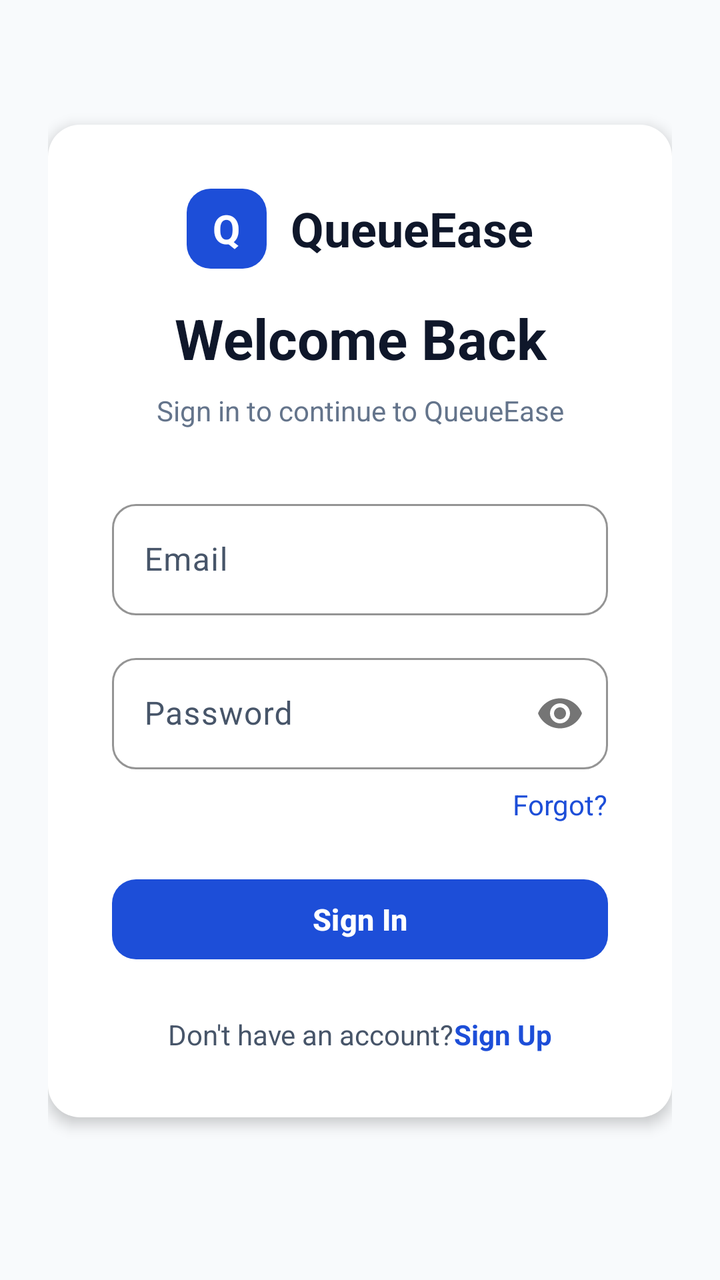
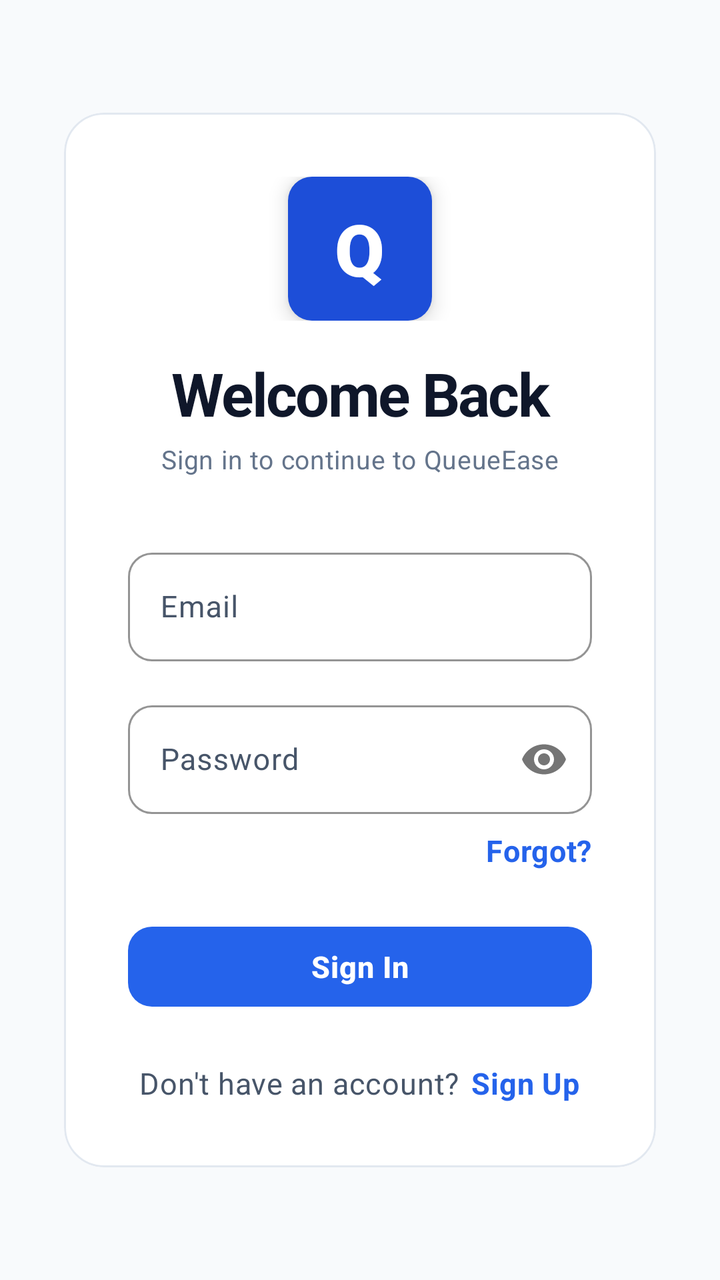

Before-and-after screenshots of an Android layout around one commit, followed by the original layout XML and the change that was made.
<!-- AndroidManifest.xml: application theme Theme.QueueEase -->
<!-- res/layout/activity_login.xml -->
<?xml version="1.0" encoding="utf-8"?>
<androidx.constraintlayout.widget.ConstraintLayout xmlns:android="http://schemas.android.com/apk/res/android"
    xmlns:app="http://schemas.android.com/apk/res-auto"
    android:layout_width="match_parent"
    android:layout_height="match_parent"
    android:background="@color/gray_50"
    android:padding="24dp">

    <LinearLayout
        android:id="@+id/cardContainer"
        android:layout_width="match_parent"
        android:layout_height="wrap_content"
        android:background="@drawable/bg_auth_card"
        android:orientation="vertical"
        android:padding="32dp"
        android:elevation="4dp"
        app:layout_constraintBottom_toBottomOf="parent"
        app:layout_constraintEnd_toEndOf="parent"
        app:layout_constraintStart_toStartOf="parent"
        app:layout_constraintTop_toTopOf="parent"
        app:layout_constraintVertical_bias="0.4">

        <LinearLayout
            android:layout_width="match_parent"
            android:layout_height="wrap_content"
            android:gravity="center"
            android:orientation="horizontal"
            android:layout_marginBottom="16dp">

            <FrameLayout
                android:layout_width="40dp"
                android:layout_height="40dp"
                android:background="@drawable/bg_button_primary"
                android:layout_marginEnd="12dp">
                <TextView
                    android:layout_width="wrap_content"
                    android:layout_height="wrap_content"
                    android:layout_gravity="center"
                    android:text="Q"
                    android:textColor="@color/white"
                    android:textSize="20sp"
                    android:textStyle="bold" />
            </FrameLayout>

            <TextView
                android:layout_width="wrap_content"
                android:layout_height="wrap_content"
                android:text="QueueEase"
                android:textColor="@color/gray_900"
                android:textSize="24sp"
                android:textStyle="bold" />
        </LinearLayout>

        <TextView
            android:layout_width="match_parent"
            android:layout_height="wrap_content"
            android:gravity="center"
            android:text="@string/welcome_back"
            android:textColor="@color/gray_900"
            android:textSize="28sp"
            android:textStyle="bold"
            android:layout_marginBottom="8dp" />

        <TextView
            android:layout_width="match_parent"
            android:layout_height="wrap_content"
            android:gravity="center"
            android:text="@string/sign_in_subtitle"
            android:textColor="@color/gray_500"
            android:textSize="14sp"
            android:layout_marginBottom="32dp" />

        <com.google.android.material.textfield.TextInputLayout
            style="@style/QueueEase.TextInput"
            android:layout_width="match_parent"
            android:layout_height="wrap_content"
            android:hint="@string/email"
            android:layout_marginBottom="16dp">

            <com.google.android.material.textfield.TextInputEditText
                android:id="@+id/etEmail"
                android:layout_width="match_parent"
                android:layout_height="wrap_content"
                android:inputType="textEmailAddress" />
        </com.google.android.material.textfield.TextInputLayout>

        <com.google.android.material.textfield.TextInputLayout
            style="@style/QueueEase.TextInput"
            android:layout_width="match_parent"
            android:layout_height="wrap_content"
            android:hint="@string/password"
            app:passwordToggleEnabled="true"
            android:layout_marginBottom="8dp">

            <com.google.android.material.textfield.TextInputEditText
                android:id="@+id/etPassword"
                android:layout_width="match_parent"
                android:layout_height="wrap_content"
                android:inputType="textPassword" />
        </com.google.android.material.textfield.TextInputLayout>

        <TextView
            android:id="@+id/tvForgot"
            android:layout_width="wrap_content"
            android:layout_height="wrap_content"
            android:layout_gravity="end"
            android:text="@string/forgot_password"
            android:textColor="@color/blue_600"
            android:textSize="14sp"
            android:layout_marginBottom="24dp"
            android:clickable="true"
            android:focusable="true"/>

        <Button
            android:id="@+id/btnLogin"
            style="@style/QueueEase.Button.Primary"
            android:layout_width="match_parent"
            android:layout_height="wrap_content"
            android:text="@string/sign_in" />

        <LinearLayout
            android:layout_width="match_parent"
            android:layout_height="wrap_content"
            android:gravity="center"
            android:orientation="horizontal"
            android:layout_marginTop="24dp">

            <TextView
                android:layout_width="wrap_content"
                android:layout_height="wrap_content"
                android:text="@string/no_account"
                android:textColor="@color/gray_600" />

            <TextView
                android:id="@+id/tvRegister"
                android:layout_width="wrap_content"
                android:layout_height="wrap_content"
                android:text="@string/sign_up"
                android:textColor="@color/blue_600"
                android:textStyle="bold"
                android:clickable="true"
                android:focusable="true" />
        </LinearLayout>
    </LinearLayout>

    <ProgressBar
        android:id="@+id/progressBar"
        android:layout_width="wrap_content"
        android:layout_height="wrap_content"
        android:visibility="gone"
        app:layout_constraintBottom_toBottomOf="parent"
        app:layout_constraintEnd_toEndOf="parent"
        app:layout_constraintStart_toStartOf="parent"
        app:layout_constraintTop_toTopOf="parent" />

</androidx.constraintlayout.widget.ConstraintLayout>
<!-- resources referenced by this layout -->
<resources>
  <color name="blue_600">#1D4ED8</color>
  <!-- drawable bg_auth_card (drawable) -->
  <?xml version="1.0" encoding="utf-8"?>
  <shape xmlns:android="http://schemas.android.com/apk/res/android"
      android:shape="rectangle">
      <solid android:color="#FFFFFF" />
      <corners android:radius="16dp" />
  </shape>
  <style name="QueueEase.Button.Primary" parent="QueueEase.Button">
          <item name="backgroundTint">@color/blue_600</item>
          <item name="android:textColor">@color/white</item>
      </style>
  <style name="QueueEase.TextInput" parent="Widget.Material3.TextInputLayout.OutlinedBox">
          <item name="boxStrokeColor">@color/gray_300</item>
          <item name="boxStrokeWidth">1dp</item>
          <item name="boxStrokeWidthFocused">2dp</item>
          <item name="boxBackgroundColor">@color/white</item>
          <item name="boxCornerRadiusTopStart">@dimen/radius_md</item>
          <item name="boxCornerRadiusTopEnd">@dimen/radius_md</item>
          <item name="boxCornerRadiusBottomStart">@dimen/radius_md</item>
          <item name="boxCornerRadiusBottomEnd">@dimen/radius_md</item>
          <item name="hintTextColor">@color/blue_600</item>
      </style>
  <style name="QueueEase.Button" parent="Widget.Material3.Button">
          <item name="android:layout_height">@dimen/button_height</item>
          <item name="android:textAllCaps">false</item>
          <item name="android:textSize">@dimen/text_base</item>
          <item name="android:textStyle">bold</item>
          <item name="cornerRadius">@dimen/radius_md</item>
      </style>
  <color name="gray_300">#CBD5E1</color>
  <dimen name="radius_md">12dp</dimen>
  <style name="Base.Theme.QueueEase" parent="Theme.Material3.Light.NoActionBar">
          
          <item name="colorPrimary">@color/blue_600</item>
          <item name="colorOnPrimary">@color/white</item>
          <item name="colorPrimaryContainer">@color/blue_100</item>
          <item name="colorOnPrimaryContainer">@color/blue_700</item>
  
          
          <item name="colorSecondary">@color/green_600</item>
          <item name="colorOnSecondary">@color/white</item>
          <item name="colorSecondaryContainer">@color/green_50</item>
          <item name="colorOnSecondaryContainer">@color/green_600</item>
  
          
          <item name="colorTertiary">@color/purple_500</item>
          <item name="colorOnTertiary">@color/white</item>
  
          
          <item name="colorError">@color/red_500</item>
          <item name="colorOnError">@color/white</item>
          <item name="colorErrorContainer">@color/red_50</item>
  
          
          <item name="colorSurface">@color/white</item>
          <item name="colorOnSurface">@color/gray_800</item>
          <item name="colorSurfaceVariant">@color/gray_50</item>
          <item name="colorOnSurfaceVariant">@color/gray_600</item>
          <item name="colorOutline">@color/gray_300</item>
          <item name="colorOutlineVariant">@color/border_subtle</item>
  
          
          <item name="android:colorBackground">@color/gray_50</item>
          <item name="colorOnBackground">@color/gray_800</item>
  
          
          <item name="android:statusBarColor">@color/white</item>
          <item name="android:windowLightStatusBar" tools:targetApi="23">true</item>
  
          
          <item name="android:navigationBarColor">@color/white</item>
          <item name="android:windowLightNavigationBar" tools:targetApi="27">true</item>
  
          
          <item name="shapeAppearanceSmallComponent">@style/QueueEase.ShapeSmall</item>
          <item name="shapeAppearanceMediumComponent">@style/QueueEase.ShapeMedium</item>
          <item name="shapeAppearanceLargeComponent">@style/QueueEase.ShapeLarge</item>
      </style>
  <dimen name="button_height">48dp</dimen>
  <color name="blue_100">#DBEAFE</color>
  <color name="blue_700">#1E40AF</color>
  <color name="green_600">#047857</color>
  <color name="green_50">#ECFDF5</color>
  <color name="purple_500">#7C3AED</color>
  <color name="red_500">#DC2626</color>
  <color name="border_subtle">#E5E7EB</color>
  <style name="QueueEase.ShapeSmall" parent="ShapeAppearance.Material3.SmallComponent">
          <item name="cornerSize">8dp</item>
      </style>
  <style name="QueueEase.ShapeMedium" parent="ShapeAppearance.Material3.MediumComponent">
          <item name="cornerSize">12dp</item>
      </style>
  <style name="QueueEase.ShapeLarge" parent="ShapeAppearance.Material3.LargeComponent">
          <item name="cornerSize">16dp</item>
      </style>
  <!-- unchanged entries left out for length: 18 -->
</resources>

<!-- the commit's change to res/layout/activity_login.xml (unified diff, before → after) -->
@@ -3,145 +3,149 @@
     xmlns:app="http://schemas.android.com/apk/res-auto"
     android:layout_width="match_parent"
     android:layout_height="match_parent"
-    android:background="@color/gray_50"
-    android:padding="24dp">
+    android:background="@color/gray_50">
 
-    <LinearLayout
+    
+
+    <com.google.android.material.card.MaterialCardView
         android:id="@+id/cardContainer"
+        style="@style/QueueEase.Card.Elevated"
         android:layout_width="match_parent"
         android:layout_height="wrap_content"
-        android:background="@drawable/bg_auth_card"
-        android:orientation="vertical"
-        android:padding="32dp"
-        android:elevation="4dp"
+        android:layout_marginHorizontal="@dimen/spacing_xl"
         app:layout_constraintBottom_toBottomOf="parent"
         app:layout_constraintEnd_toEndOf="parent"
         app:layout_constraintStart_toStartOf="parent"
         app:layout_constraintTop_toTopOf="parent"
-        app:layout_constraintVertical_bias="0.4">
+        app:layout_constraintVertical_bias="0.5">
 
         <LinearLayout
             android:layout_width="match_parent"
             android:layout_height="wrap_content"
-            android:gravity="center"
-            android:orientation="horizontal"
-            android:layout_marginBottom="16dp">
+            android:orientation="vertical"
+            android:paddingHorizontal="@dimen/spacing_xl"
+            android:paddingTop="32dp"
+            android:paddingBottom="@dimen/spacing_xl">
 
-            <FrameLayout
-                android:layout_width="40dp"
-                android:layout_height="40dp"
-                android:background="@drawable/bg_button_primary"
-                android:layout_marginEnd="12dp">
+            <LinearLayout
+                android:layout_width="match_parent"
+                android:layout_height="wrap_content"
+                android:gravity="center"
+                android:orientation="horizontal"
+                android:layout_marginBottom="@dimen/spacing_md">
+
+                
+                <FrameLayout
+                    android:layout_width="72dp"
+                    android:layout_height="72dp"
+                    android:background="@drawable/bg_button_primary"
+                    android:elevation="6dp"
+                    android:layout_marginEnd="0dp">
+                    <TextView
+                        android:layout_width="wrap_content"
+                        android:layout_height="wrap_content"
+                        android:layout_gravity="center"
+                        android:text="Q"
+                        android:textColor="@color/white"
+                        android:textSize="36sp"
+                        android:fontFamily="sans-serif-black" />
+                </FrameLayout>
+            </LinearLayout>
+
+            <TextView
+                android:layout_width="match_parent"
+                android:layout_height="wrap_content"
+                android:gravity="center"
+                android:text="@string/welcome_back"
+                style="@style/QueueEase.Text.PageTitle"
+                android:layout_marginBottom="@dimen/spacing_xs" />
+
+            <TextView
+                android:layout_width="match_parent"
+                android:layout_height="wrap_content"
+                android:gravity="center"
+                android:text="@string/sign_in_subtitle"
+                style="@style/QueueEase.Text.Caption"
+                android:layout_marginBottom="32dp" />
+
+            <com.google.android.material.textfield.TextInputLayout
+                style="@style/QueueEase.TextInput"
+                android:layout_width="match_parent"
+                android:layout_height="wrap_content"
+                android:hint="@string/email"
+                android:layout_marginBottom="@dimen/spacing_md">
+
+                <com.google.android.material.textfield.TextInputEditText
+                    android:id="@+id/etEmail"
+                    android:layout_width="match_parent"
+                    android:layout_height="wrap_content"
+                    android:textSize="@dimen/text_base"
+                    android:inputType="textEmailAddress" />
+            </com.google.android.material.textfield.TextInputLayout>
+
+            <com.google.android.material.textfield.TextInputLayout
+                style="@style/QueueEase.TextInput"
+                android:layout_width="match_parent"
+                android:layout_height="wrap_content"
+                android:hint="@string/password"
+                app:passwordToggleEnabled="true"
+                android:layout_marginBottom="@dimen/spacing_sm">
+
+                <com.google.android.material.textfield.TextInputEditText
+                    android:id="@+id/etPassword"
+                    android:layout_width="match_parent"
+                    android:layout_height="wrap_content"
+                    android:textSize="@dimen/text_base"
+                    android:inputType="textPassword" />
+            </com.google.android.material.textfield.TextInputLayout>
+
+            <TextView
+                android:id="@+id/tvForgot"
+                android:layout_width="wrap_content"
+                android:layout_height="wrap_content"
+                android:layout_gravity="end"
+                android:text="@string/forgot_password"
+                style="@style/QueueEase.Text.Body"
+                android:textColor="@color/blue_600"
+                android:textStyle="bold"
+                android:layout_marginBottom="24dp"
+                android:clickable="true"
+                android:focusable="true"/>
+
+            <Button
+                android:id="@+id/btnLogin"
+                style="@style/QueueEase.Button.Primary"
+                android:layout_width="match_parent"
+                android:layout_height="wrap_content"
+                android:text="@string/sign_in" />
+
+            <LinearLayout
+                android:layout_width="match_parent"
+                android:layout_height="wrap_content"
+                android:gravity="center"
+                android:orientation="horizontal"
+                android:layout_marginTop="24dp">
+
                 <TextView
                     android:layout_width="wrap_content"
                     android:layout_height="wrap_content"
-                    android:layout_gravity="center"
-                    android:text="Q"
-                    android:textColor="@color/white"
-                    android:textSize="20sp"
-                    android:textStyle="bold" />
-            </FrameLayout>
+                    android:text="@string/no_account"
+                    style="@style/QueueEase.Text.Body" />
 
-            <TextView
-                android:layout_width="wrap_content"
-                android:layout_height="wrap_content"
-                android:text="QueueEase"
-                android:textColor="@color/gray_900"
-                android:textSize="24sp"
-                android:textStyle="bold" />
+                <TextView
+                    android:id="@+id/tvRegister"
+                    android:layout_width="wrap_content"
+                    android:layout_height="wrap_content"
+                    android:text="@string/sign_up"
+                    style="@style/QueueEase.Text.Body"
+                    android:textColor="@color/blue_600"
+                    android:textStyle="bold"
+                    android:layout_marginStart="6dp"
+                    android:clickable="true"
+                    android:focusable="true" />
+            </LinearLayout>
         </LinearLayout>
-
-        <TextView
-            android:layout_width="match_parent"
-            android:layout_height="wrap_content"
-            android:gravity="center"
-            android:text="@string/welcome_back"
-            android:textColor="@color/gray_900"
-            android:textSize="28sp"
-            android:textStyle="bold"
-            android:layout_marginBottom="8dp" />
-
-        <TextView
-            android:layout_width="match_parent"
-            android:layout_height="wrap_content"
-            android:gravity="center"
-            android:text="@string/sign_in_subtitle"
-            android:textColor="@color/gray_500"
-            android:textSize="14sp"
-            android:layout_marginBottom="32dp" />
-
-        <com.google.android.material.textfield.TextInputLayout
-            style="@style/QueueEase.TextInput"
-            android:layout_width="match_parent"
-            android:layout_height="wrap_content"
-            android:hint="@string/email"
-            android:layout_marginBottom="16dp">
-
-            <com.google.android.material.textfield.TextInputEditText
-                android:id="@+id/etEmail"
-                android:layout_width="match_parent"
-                android:layout_height="wrap_content"
-                android:inputType="textEmailAddress" />
-        </com.google.android.material.textfield.TextInputLayout>
-
-        <com.google.android.material.textfield.TextInputLayout
-            style="@style/QueueEase.TextInput"
-            android:layout_width="match_parent"
-            android:layout_height="wrap_content"
-            android:hint="@string/password"
-            app:passwordToggleEnabled="true"
-            android:layout_marginBottom="8dp">
-
-            <com.google.android.material.textfield.TextInputEditText
-                android:id="@+id/etPassword"
-                android:layout_width="match_parent"
-                android:layout_height="wrap_content"
-                android:inputType="textPassword" />
-        </com.google.android.material.textfield.TextInputLayout>
-
-        <TextView
-            android:id="@+id/tvForgot"
-            android:layout_width="wrap_content"
-            android:layout_height="wrap_content"
-            android:layout_gravity="end"
-            android:text="@string/forgot_password"
-            android:textColor="@color/blue_600"
-            android:textSize="14sp"
-            android:layout_marginBottom="24dp"
-            android:clickable="true"
-            android:focusable="true"/>
-
-        <Button
-            android:id="@+id/btnLogin"
-            style="@style/QueueEase.Button.Primary"
-            android:layout_width="match_parent"
-            android:layout_height="wrap_content"
-            android:text="@string/sign_in" />
-
-        <LinearLayout
-            android:layout_width="match_parent"
-            android:layout_height="wrap_content"
-            android:gravity="center"
-            android:orientation="horizontal"
-            android:layout_marginTop="24dp">
-
-            <TextView
-                android:layout_width="wrap_content"
-                android:layout_height="wrap_content"
-                android:text="@string/no_account"
-                android:textColor="@color/gray_600" />
-
-            <TextView
-                android:id="@+id/tvRegister"
-                android:layout_width="wrap_content"
-                android:layout_height="wrap_content"
-                android:text="@string/sign_up"
-                android:textColor="@color/blue_600"
-                android:textStyle="bold"
-                android:clickable="true"
-                android:focusable="true" />
-        </LinearLayout>
-    </LinearLayout>
+    </com.google.android.material.card.MaterialCardView>
 
     <ProgressBar
         android:id="@+id/progressBar"
<!-- resource entries referenced after the edit -->
@@ -1,42 +1,68 @@
 <!-- resources referenced by this layout -->
 <resources>
-  <color name="blue_600">#1D4ED8</color>
-  <!-- drawable bg_auth_card (drawable) -->
-  <?xml version="1.0" encoding="utf-8"?>
-  <shape xmlns:android="http://schemas.android.com/apk/res/android"
-      android:shape="rectangle">
-      <solid android:color="#FFFFFF" />
-      <corners android:radius="16dp" />
-  </shape>
+  <color name="blue_600">#2563EB</color>
+  <dimen name="spacing_md">16dp</dimen>
+  <dimen name="spacing_sm">8dp</dimen>
+  <dimen name="spacing_xl">32dp</dimen>
+  <dimen name="spacing_xs">4dp</dimen>
   <style name="QueueEase.Button.Primary" parent="QueueEase.Button">
           <item name="backgroundTint">@color/blue_600</item>
           <item name="android:textColor">@color/white</item>
+          <item name="android:elevation">0dp</item>
+          <item name="rippleColor">@color/blue_700</item>
+      </style>
+  <style name="QueueEase.Card.Elevated" parent="Widget.Material3.CardView.Elevated">
+          <item name="cardBackgroundColor">@color/surface</item>
+          <item name="cardCornerRadius">@dimen/radius_2xl</item>
+          <item name="cardElevation">0dp</item>
+          <item name="strokeColor">@color/border_normal</item>
+          <item name="strokeWidth">1dp</item>
+      </style>
+  <style name="QueueEase.Text.Body">
+          <item name="android:textSize">@dimen/text_base</item>
+          <item name="android:textColor">@color/gray_600</item>
+          <item name="android:fontFamily">sans-serif</item>
+      </style>
+  <style name="QueueEase.Text.Caption">
+          <item name="android:textSize">@dimen/text_sm</item>
+          <item name="android:textColor">@color/gray_500</item>
+          <item name="android:fontFamily">sans-serif</item>
+      </style>
+  <style name="QueueEase.Text.PageTitle">
+          <item name="android:textSize">@dimen/text_3xl</item>
+          <item name="android:textStyle">bold</item>
+          <item name="android:textColor">@color/gray_900</item>
+          <item name="android:fontFamily">sans-serif-black</item>
+          <item name="android:letterSpacing">-0.03</item>
       </style>
   <style name="QueueEase.TextInput" parent="Widget.Material3.TextInputLayout.OutlinedBox">
-          <item name="boxStrokeColor">@color/gray_300</item>
+          <item name="boxStrokeColor">@color/border_normal</item>
           <item name="boxStrokeWidth">1dp</item>
           <item name="boxStrokeWidthFocused">2dp</item>
-          <item name="boxBackgroundColor">@color/white</item>
-          <item name="boxCornerRadiusTopStart">@dimen/radius_md</item>
-          <item name="boxCornerRadiusTopEnd">@dimen/radius_md</item>
-          <item name="boxCornerRadiusBottomStart">@dimen/radius_md</item>
-          <item name="boxCornerRadiusBottomEnd">@dimen/radius_md</item>
+          <item name="boxBackgroundColor">@color/surface</item>
+          <item name="boxCornerRadiusTopStart">@dimen/radius_lg</item>
+          <item name="boxCornerRadiusTopEnd">@dimen/radius_lg</item>
+          <item name="boxCornerRadiusBottomStart">@dimen/radius_lg</item>
+          <item name="boxCornerRadiusBottomEnd">@dimen/radius_lg</item>
           <item name="hintTextColor">@color/blue_600</item>
+          <item name="hintTextAppearance">@style/QueueEase.Text.Caption</item>
       </style>
   <style name="QueueEase.Button" parent="Widget.Material3.Button">
-          <item name="android:layout_height">@dimen/button_height</item>
+          <item name="android:layout_height">56dp</item>
           <item name="android:textAllCaps">false</item>
           <item name="android:textSize">@dimen/text_base</item>
           <item name="android:textStyle">bold</item>
-          <item name="cornerRadius">@dimen/radius_md</item>
+          <item name="android:fontFamily">sans-serif-medium</item>
+          <item name="android:letterSpacing">0.02</item>
+          <item name="cornerRadius">@dimen/radius_lg</item>
+          <item name="android:stateListAnimator">@animator/button_scale</item>
       </style>
-  <color name="gray_300">#CBD5E1</color>
-  <dimen name="radius_md">12dp</dimen>
+  <dimen name="radius_md">8dp</dimen>
   <style name="Base.Theme.QueueEase" parent="Theme.Material3.Light.NoActionBar">
           
           <item name="colorPrimary">@color/blue_600</item>
           <item name="colorOnPrimary">@color/white</item>
-          <item name="colorPrimaryContainer">@color/blue_100</item>
+          <item name="colorPrimaryContainer">@color/blue_50</item>
           <item name="colorOnPrimaryContainer">@color/blue_700</item>
   
           
@@ -55,11 +81,11 @@
           <item name="colorErrorContainer">@color/red_50</item>
   
           
-          <item name="colorSurface">@color/white</item>
+          <item name="colorSurface">@color/surface</item>
           <item name="colorOnSurface">@color/gray_800</item>
-          <item name="colorSurfaceVariant">@color/gray_50</item>
+          <item name="colorSurfaceVariant">@color/surface_muted</item>
           <item name="colorOnSurfaceVariant">@color/gray_600</item>
-          <item name="colorOutline">@color/gray_300</item>
+          <item name="colorOutline">@color/border_normal</item>
           <item name="colorOutlineVariant">@color/border_subtle</item>
   
           
@@ -67,35 +93,44 @@
           <item name="colorOnBackground">@color/gray_800</item>
   
           
-          <item name="android:statusBarColor">@color/white</item>
+          <item name="android:statusBarColor">@color/gray_50</item>
           <item name="android:windowLightStatusBar" tools:targetApi="23">true</item>
   
           
-          <item name="android:navigationBarColor">@color/white</item>
+          <item name="android:navigationBarColor">@color/surface</item>
           <item name="android:windowLightNavigationBar" tools:targetApi="27">true</item>
   
           
           <item name="shapeAppearanceSmallComponent">@style/QueueEase.ShapeSmall</item>
           <item name="shapeAppearanceMediumComponent">@style/QueueEase.ShapeMedium</item>
           <item name="shapeAppearanceLargeComponent">@style/QueueEase.ShapeLarge</item>
+          
+          
       </style>
-  <dimen name="button_height">48dp</dimen>
-  <color name="blue_100">#DBEAFE</color>
-  <color name="blue_700">#1E40AF</color>
-  <color name="green_600">#047857</color>
-  <color name="green_50">#ECFDF5</color>
-  <color name="purple_500">#7C3AED</color>
-  <color name="red_500">#DC2626</color>
-  <color name="border_subtle">#E5E7EB</color>
+  <color name="blue_50">#EFF6FF</color>
+  <color name="blue_700">#1D4ED8</color>
+  <color name="surface">#FFFFFF</color>
+  <dimen name="radius_2xl">20dp</dimen>
+  <color name="border_normal">#E2E8F0</color>
+  <dimen name="text_sm">13sp</dimen>
+  <dimen name="text_3xl">30sp</dimen>
+  <dimen name="radius_lg">12dp</dimen>
+  <color name="green_600">#16A34A</color>
+  <color name="green_50">#F0FDF4</color>
+  <color name="purple_500">#A855F7</color>
+  <color name="red_500">#EF4444</color>
+  <color name="surface_muted">#F8FAFC</color>
+  <color name="border_subtle">#F1F5F9</color>
   <style name="QueueEase.ShapeSmall" parent="ShapeAppearance.Material3.SmallComponent">
-          <item name="cornerSize">8dp</item>
+          <item name="cornerSize">@dimen/radius_sm</item>
       </style>
   <style name="QueueEase.ShapeMedium" parent="ShapeAppearance.Material3.MediumComponent">
-          <item name="cornerSize">12dp</item>
+          <item name="cornerSize">@dimen/radius_md</item>
       </style>
   <style name="QueueEase.ShapeLarge" parent="ShapeAppearance.Material3.LargeComponent">
-          <item name="cornerSize">16dp</item>
+          <item name="cornerSize">@dimen/radius_lg</item>
       </style>
+  <dimen name="radius_sm">6dp</dimen>
   <!-- unchanged entries left out for length: 18 -->
 </resources>
 
